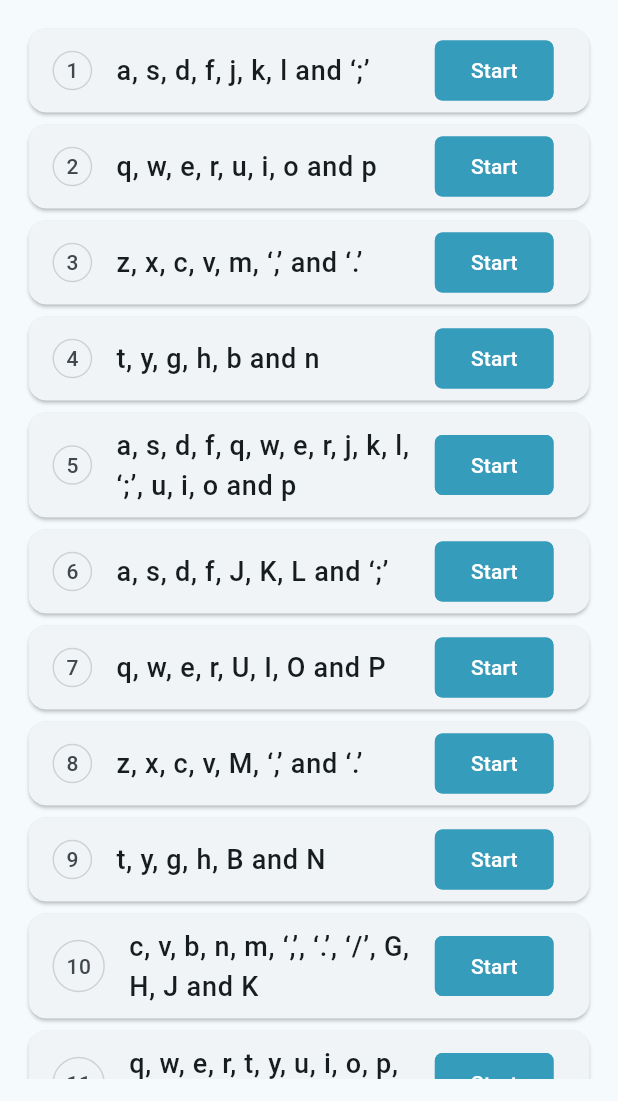
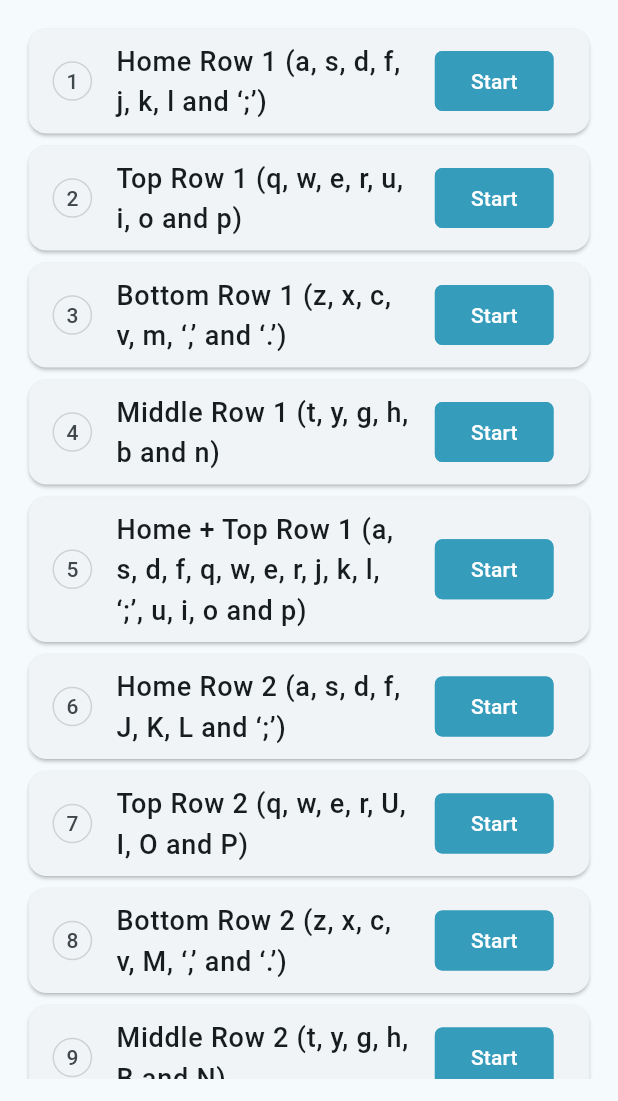
Before and after one commit to null-saurabh/Typing_Test_Website_For_Web_and_Android, a Flutter app: the LearnMenuScreen screen opened by its route, on a phone screen of 412 x 824 dp, the part 135-1236 px from its top. Run offline on Flutter 3.47's test engine with Material 3 defaults, Android fonts, the light colour scheme and no system bars; our stand-ins replace firebase_auth, firebase_core, go_router, google_sign_in, responsive_builder; missing offline and left inert: flutter_razorpay_web; accounts and stored records are empty.

Commit message:
learn_menu's_name

```diff
--- a/lib/view/screens/learn_menu.dart
+++ b/lib/view/screens/learn_menu.dart
@@ -4,24 +4,32 @@ import 'package:provider/provider.dart';
 import 'package:responsive_builder/responsive_builder.dart';
 import 'package:typingtest/view_model/provider/learn_menu_provider.dart';
 
-// void main() async {
-//   runApp(MyApp());
-// }
-//
-// class MyApp extends StatelessWidget {
-//   const MyApp({Key? key}) : super(key: key);
-// // This widget is the root
-// // of your application.
-//   @override
-//   Widget build(BuildContext context) {
-//     return MaterialApp(
-//         title: "ListView.builder",
-//         theme: ThemeData(primarySwatch: Colors.green),
-//         debugShowCheckedModeBanner: false,
-//         // home : new ListViewBuilder(),  NO Need To Use Unnecessary New Keyword
-//         home: const LearnMenuScreen());
-//   }
-// }
+void main() async {
+  runApp(
+  MultiProvider(
+    providers: [
+      ChangeNotifierProvider(
+        create: (context) => LearnMenuProvider(),
+      ),
+    ],
+    child: const MyApp(),
+  ),);
+}
+
+class MyApp extends StatelessWidget {
+  const MyApp({Key? key}) : super(key: key);
+// This widget is the root
+// of your application.
+  @override
+  Widget build(BuildContext context) {
+    return MaterialApp(
+        title: "ListView.builder",
+        theme: ThemeData(primarySwatch: Colors.green),
+        debugShowCheckedModeBanner: false,
+        // home : new ListViewBuilder(),  NO Need To Use Unnecessary New Keyword
+        home: const LearnMenuScreen());
+  }
+}
 
 class LearnMenuScreen extends StatelessWidget {
   const LearnMenuScreen({super.key});
@@ -107,6 +115,9 @@ class LearnMenuScreen extends StatelessWidget {
   }
 
   Widget _buildDesktopMenuItem(BuildContext context, String menuText, int index) {
+    final RegExp digitRegExp = RegExp(r'\d');
+    final RegExpMatch? match = digitRegExp.firstMatch(menuText);
+
     return Card(
       // color: const Color(0xff369CBC),
       child: ListTile(
@@ -120,7 +131,8 @@ class LearnMenuScreen extends StatelessWidget {
             child: Text((index +1).toString(),style: const TextStyle(fontSize: 14),),
           ),
         ),
-        title: Text(menuText,style: const TextStyle(fontWeight: FontWeight.w500,fontSize: 18),),
+        title: Text(menuText.substring(0,match!.start+1).trim(),style: const TextStyle(fontWeight: FontWeight.w500,fontSize: 18),),
+        subtitle:   Text('Letters: ' + menuText.substring(match.start+1).trim(),style: const TextStyle(fontWeight: FontWeight.w500,fontSize: 18),),
         trailing: startButton(context,index,menuText),
       )
     );
--- a/lib/view_model/provider/learn_menu_provider.dart
+++ b/lib/view_model/provider/learn_menu_provider.dart
@@ -5,45 +5,44 @@ class LearnMenuProvider extends ChangeNotifier {
   int _currentTestIndex = 0;
 
   final List<String> _menuItems = const [
-    "a, s, d, f, j, k, l and ‘;’",
-    'q, w, e, r, u, i, o and p',
-    "z, x, c, v, m, ‘,’ and ‘.’",
-    't, y, g, h, b and n',
-    "a, s, d, f, q, w, e, r, j, k, l, ‘;’, u, i, o and p",
-    "a, s, d, f, J, K, L and ‘;’",
-    "q, w, e, r, U, I, O and P",
-    "z, x, c, v, M, ‘,’ and ‘.’",
-    "t, y, g, h, B and N",
-    "c, v, b, n, m, ‘,’, ‘.’, ‘/’, G, H, J and K",
-    "q, w, e, r, t, y, u, i, o, p, ‘[’ and ‘]’",
-    'A, S, D, F, G, h, j, k, l, ‘;’, ‘’’ and ‘\\’',
-    "Z, X, C, V, B, N, M, ‘,’, ‘.’, ‘/’ and ‘?’",
-    "Q, A, Z, w, s, x, E, D, C, R, f and V",
+    "Home Row 1 (a, s, d, f, j, k, l and ‘;’)",
+    'Top Row 1 (q, w, e, r, u, i, o and p)',
+    "Bottom Row 1 (z, x, c, v, m, ‘,’ and ‘.’)",
+    'Middle Row 1 (t, y, g, h, b and n)',
+    "Home + Top Row 1 (a, s, d, f, q, w, e, r, j, k, l, ‘;’, u, i, o and p)",
+    "Home Row 2 (a, s, d, f, J, K, L and ‘;’)",
+    "Top Row 2 (q, w, e, r, U, I, O and P)",
+    "Bottom Row 2 (z, x, c, v, M, ‘,’ and ‘.’)",
+    "Middle Row 2 (t, y, g, h, B and N)",
+    "Bottom + Middle Row 1 (c, v, b, n, m, ‘,’, ‘.’, ‘/’, G, H, J and K)",
+    "Top Row 3 (q, w, e, r, t, y, u, i, o, p, ‘[’ and ‘]’)",
+    'Home Row 3 (A, S, D, F, G, h, j, k, l, ‘;’, ‘’’ and ‘\\’)',
+    "Bottom Row 3 (Z, X, C, V, B, N, M, ‘,’, ‘.’, ‘/’ and ‘?’)",
+    "Left Column 1 (Q, A, Z, w, s, x, E, D, C, R, f and V)",
 
 
-    "t, g, b, y, h, n, U, J, M, I, K and ‘,’",
-    '''o, l, ‘.’, p, ‘;’, ‘/’, ‘[’, ‘]’, ‘\\’, ‘’’ and ‘"’ ''',
-    "e, d, c, r, f, v, T, G, B, Y, H and N",
-    "u, j, m, i, k, ‘,’, O, L, ‘.’, P, ';' and ‘/’",
-    "A, z, Q, s, X, W, d, c, E, f, V and r",
-    "n, M, ‘,’, ‘.’, ‘/’, B, v, c, X, z and ‘?’",
-    '''H, j, k, l, ‘;’, ‘’’ and ‘"’, G, f, d, S, a and ‘\\’ ''',
-    "Y, u, i, O, p, ‘[’, ‘]’, t, R, e, W and q",
-    '''K, l, ‘;’, ‘’’ and ‘"’, J, h, g, F, d and S''',
+    "Top + Middle Row 1 (t, g, b, y, h, n, U, J, M, I, K and ‘,’)",
+    '''Right Column 1 (o, l, ‘.’, p, ‘;’, ‘/’, ‘[’, ‘]’, ‘\\’, ‘’’ and ‘"’)''',
+    "Middle Row 3 (e, d, c, r, f, v, T, G, B, Y, H and N)",
+    "Right Column 2 (u, j, m, i, k, ‘,’, O, L, ‘.’, P, ';' and ‘/’)",
+    "Left Column 1 (A, z, Q, s, X, W, d, c, E, f, V and r)",
+    "Bottom Row 4 (n, M, ‘,’, ‘.’, ‘/’, B, v, c, X, z and ‘?’)",
+    '''Right Column 3 (H, j, k, l, ‘;’, ‘’’ and ‘"’, G, f, d, S, a and ‘\\’)''',
+    "Top Row 4 (Y, u, i, O, p, ‘[’, ‘]’, t, R, e, W and q)",
+    '''Right Column 3 (K, l, ‘;’, ‘’’ and ‘"’, J, h, g, F, d and S)''',
 
-    "'`', 1, 2, 3, 4, q, w, e and r",
-    "5, 6, t, y, g, h, b and n",
-    "7, 8, u, i, j, k, m and ','",
-    "9, 0, o, p, '[', ']', 'l' and ';'",
-    "'`', 1, 2, 3, 4, a, s, d and f",
-    "5, 6, g, h, j, k, l and ';'",
-    "7, 8, z, x, 5, 6, c, v, b and n",
-    "9, 0, 1, 2, m, ',', '.', '/', '?', and '`'",
-    "1, 2, 3, ), (, *, q, w, o, p",
-    "4, 5, ^, &, r, t, y, u",
-    "!, @, #, 8, 9, 0, q, W, O, p",
-    "%, ^, 6, 7, r, T, Y, u",
-
+    "Number Row 1 ('`', 1, 2, 3, 4, q, w, e and r)",
+    "Number Row 2 (5, 6, t, y, g, h, b and n)",
+    "Number Row 3 (7, 8, u, i, j, k, m and ',')",
+    "Number Row 4 (9, 0, o, p, '[', ']', 'l' and ';')",
+    "Number Row 5 ('`', 1, 2, 3, 4, a, s, d and f)",
+    "Number Row 6 (5, 6, g, h, j, k, l and ';')",
+    "Number Row 7 (7, 8, z, x, 5, 6, c, v, b and n)",
+    "Number Row 8 (9, 0, 1, 2, m, ',', '.', '/', '?', and '`')",
+    "Number Row 9 (1, 2, 3, (, ), *, q, w, o, p)",
+    "Number Row 10 (4, 5, ^, &, r, t, y, u)",
+    "Number Row 11 (!, @, #, 8, 9, 0, q, W, O, p)",
+    "Number Row 12 (%, ^, 6, 7, r, T, Y, u)",
   ];
 
   final List<String> _testStrings = [
```
Also changed, not shown: lib/view/screens/exam_information_page.dart (added).
